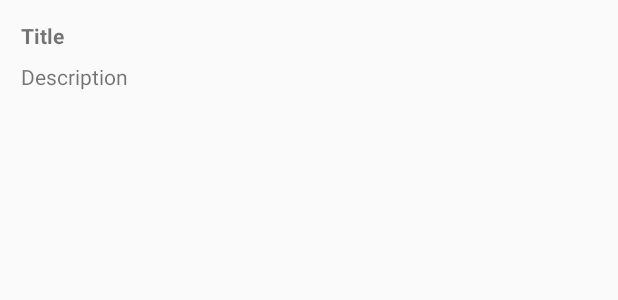
After one commit to memedelacreme/AssignmentHH, an Android app: the layout youtube_player_view.xml on its own in the app's theme, with its tools: preview values and no code run, on a phone screen of 412 x 824 dp. The commit adds this screen. Shown: the top 300 px of the screen. Run offline under Robolectric (Android 15) with nearby library versions, the phone set to English and light mode, and no system bars.

Commit message:
08/10/2018 | 10:29pm Changed the video player format entirely - uses imageView in a ListView now

```diff
--- /dev/null
+++ b/app/src/main/res/layout/youtube_player_view.xml
@@ -0,0 +1,40 @@
+<?xml version="1.0" encoding="utf-8"?>
+<android.support.constraint.ConstraintLayout
+    xmlns:android="http://schemas.android.com/apk/res/android"
+    xmlns:app="http://schemas.android.com/apk/res-auto"
+    xmlns:tools="http://schemas.android.com/tools"
+
+    android:layout_width="match_parent"
+    android:layout_height="match_parent"
+    android:padding="6dp">
+
+    <ImageView
+        android:id="@+id/thumbnail"
+        android:layout_width="wrap_content"
+        android:layout_height="match_parent"
+        android:layout_margin="5dp"
+        tools:layout_editor_absoluteX="5dp"
+        tools:layout_editor_absoluteY="5dp" />
+
+    <TextView
+        android:id="@+id/myTitle"
+        android:layout_width="wrap_content"
+        android:layout_height="wrap_content"
+        android:layout_marginStart="8dp"
+        android:layout_marginTop="8dp"
+        android:text="Title"
+        android:textStyle="bold"
+        app:layout_constraintStart_toEndOf="@+id/thumbnail"
+        app:layout_constraintTop_toTopOf="parent" />
+
+    <TextView
+        android:id="@+id/myDescription"
+        android:layout_width="wrap_content"
+        android:layout_height="wrap_content"
+        android:layout_marginStart="8dp"
+        android:layout_marginTop="8dp"
+        android:text="Description"
+        app:layout_constraintStart_toEndOf="@+id/thumbnail"
+        app:layout_constraintTop_toBottomOf="@+id/myTitle" />
+
+</android.support.constraint.ConstraintLayout>
```
Also changed, not shown: app/src/main/java/com/example/jsh/assignment_hh/Additional_Resources_Menu.java (+16 -121 lines), app/src/main/java/com/example/jsh/assignment_hh/VideoAdapter.java (added, +54 -0 lines), app/src/main/java/com/example/jsh/assignment_hh/VideoDetails.java (added, +59 -0 lines), app/src/main/res/layout/content_additional__resources__menu.xml (+12 -69 lines).
